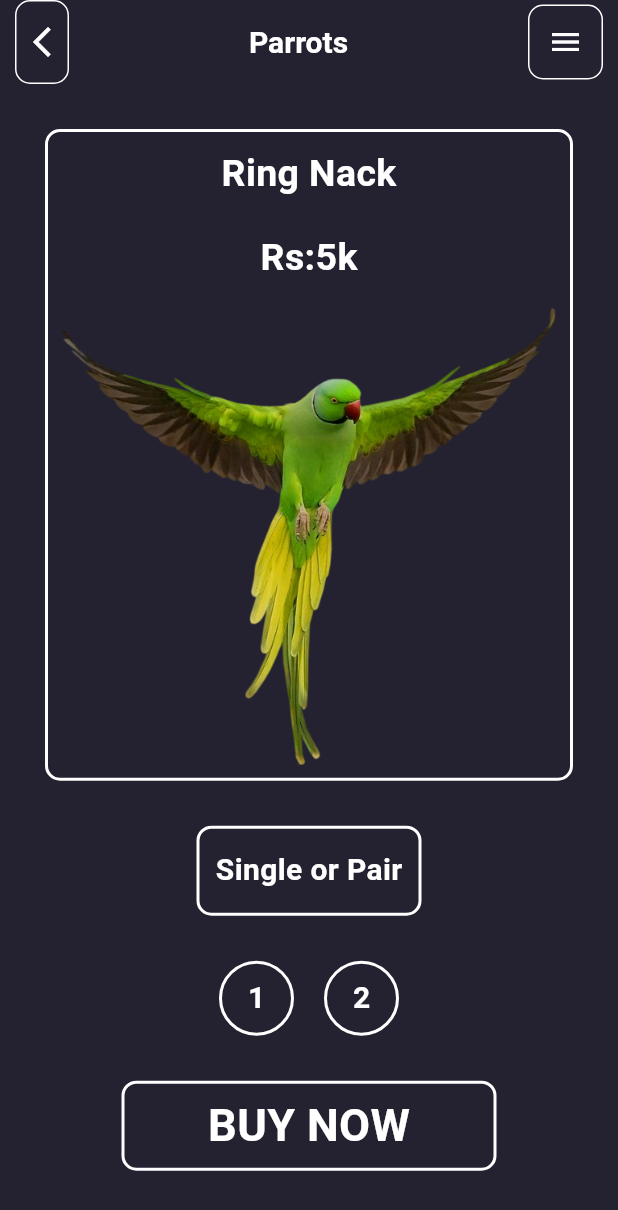
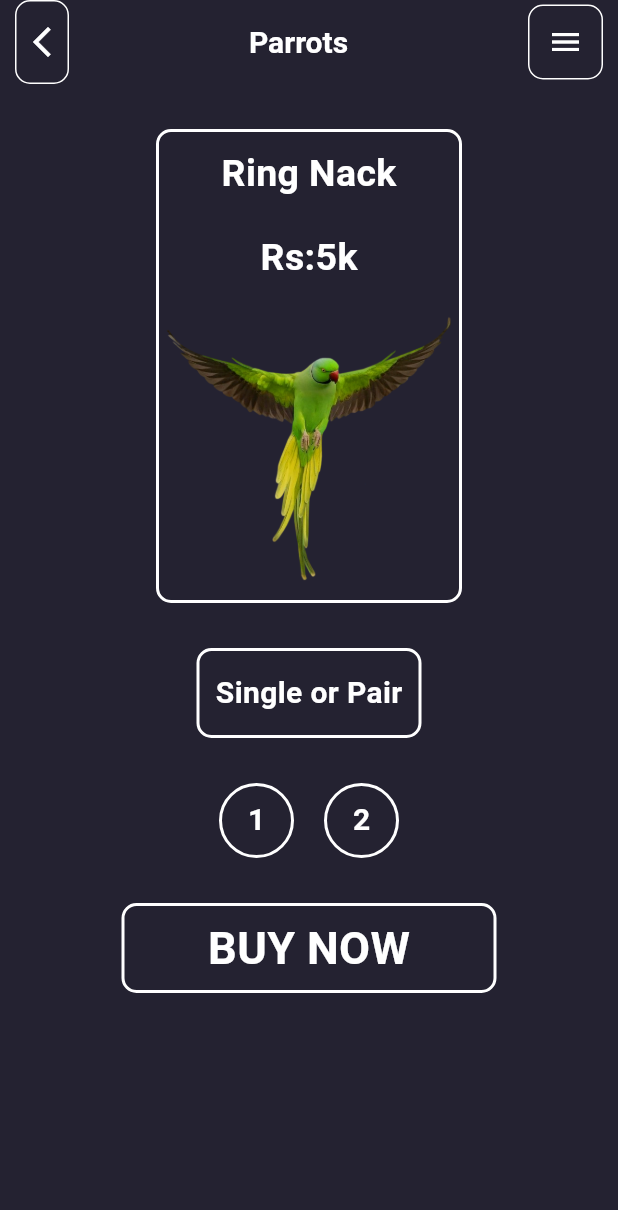
Before and after one commit to Muhammd-Shehzad/T-Shirt_App_UI_InClass, a Flutter app: the screen it shows after launch, after a tap on "BUY NOW", on a phone screen of 412 x 824 dp. Shown: the top 1210 px of the screen. Run offline on Flutter 3.47's test engine with Material 3 defaults, Android fonts, the phone set to English and light mode, and no system bars.

Commit message:
app done

```diff
--- a/lib/confirm_order.dart
+++ b/lib/confirm_order.dart
@@ -99,7 +99,11 @@ class ConfirmOrder extends StatelessWidget {
                           fontWeight: FontWeight.bold),
                     ),
                   ),
-                  Image.asset(image),
+                  Image.asset(
+                    image,
+                    height: 200,
+                    width: 200,
+                  ),
                 ],
               ),
             ),
--- a/lib/grid_view.dart
+++ b/lib/grid_view.dart
@@ -95,7 +95,7 @@ class _GVbuilderState extends State<GVbuilder> {
             mainAxisSpacing: 10,
             crossAxisSpacing: 10,
             childAspectRatio: 2 / 1.7,
-            mainAxisExtent: 450,
+            mainAxisExtent: 500,
           ),
           itemCount: 7,
           itemBuilder: (contex, index) {
@@ -113,8 +113,10 @@ class _GVbuilderState extends State<GVbuilder> {
                         favorite(),
                         Image.asset(
                           Images[index],
-                          height: 150,
-                          width: 180,
+                          // height: 150,
+                          height: ScreenHeight * .3,
+                          width: ScreenWidth * .3,
+                          // width: 180,
                         ),
                         SizedBox(
                           height: 8,
```
